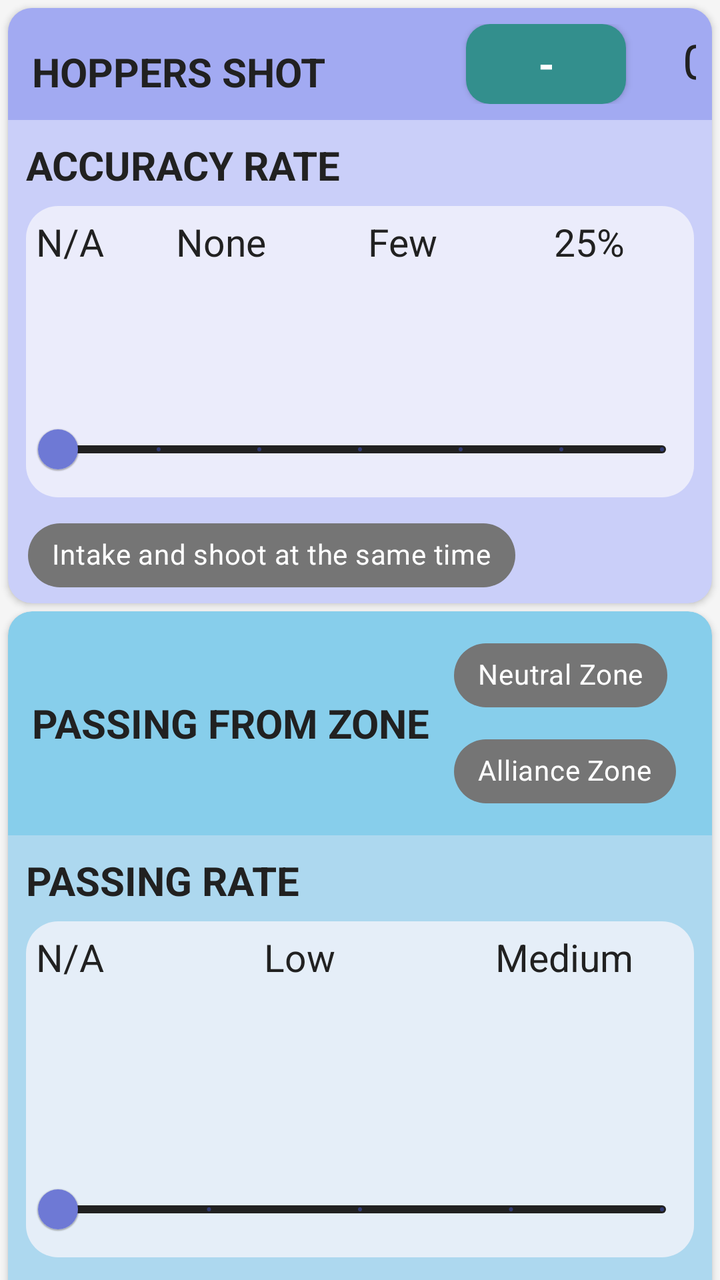
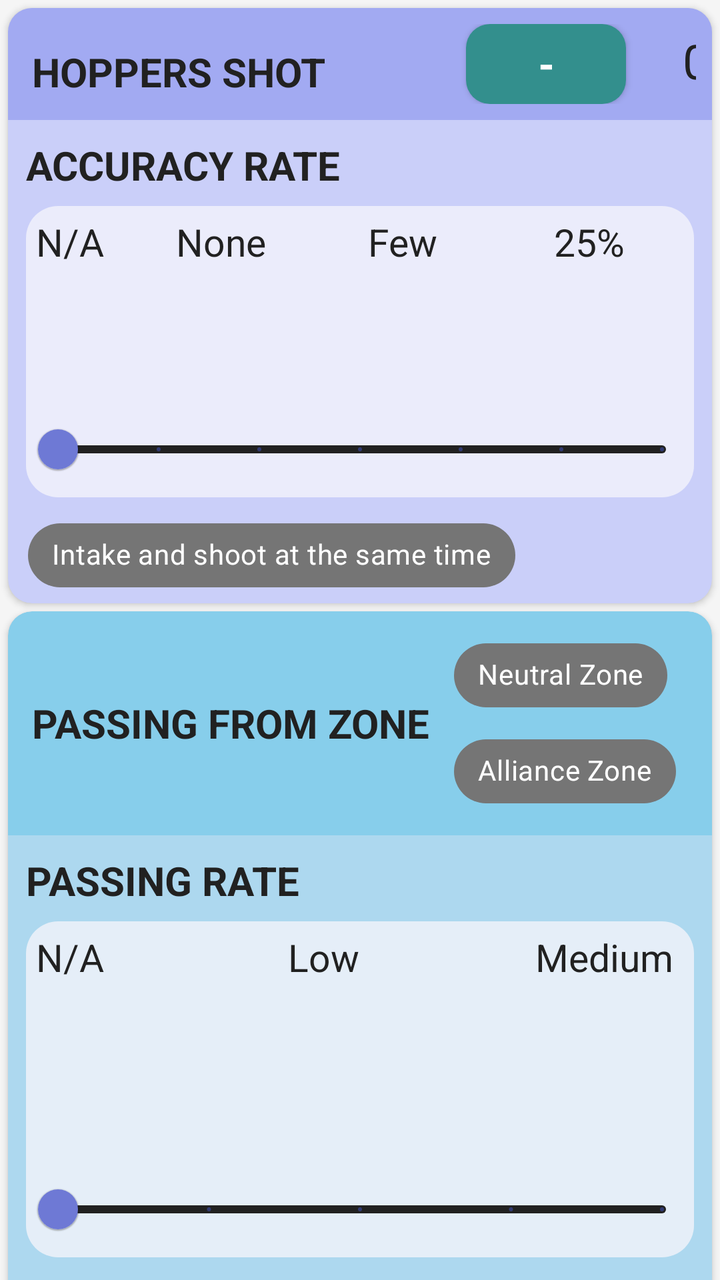

Two renders of the same Android screen: before a commit and after it. Below are the layout's source before the change and the commit's diff.
<!-- AndroidManifest.xml: application theme AppTheme -->
<!-- res/layout/teleop_fragment.xml -->
<?xml version="1.0" encoding="utf-8"?>
<androidx.constraintlayout.widget.ConstraintLayout xmlns:android="http://schemas.android.com/apk/res/android"
    xmlns:app="http://schemas.android.com/apk/res-auto"
    android:layout_width="match_parent"
    android:layout_height="match_parent">

    <androidx.core.widget.NestedScrollView
        android:layout_width="match_parent"
        android:layout_height="match_parent"
        android:fillViewport="true"
        android:clipToPadding="false"
        android:paddingBottom="@dimen/scouting_scroll_bottom_nav__margin">

        
        <LinearLayout
            android:layout_width="match_parent"
            android:layout_height="wrap_content"
            android:orientation="vertical">

            
            
            <com.google.android.material.card.MaterialCardView
                android:layout_width="match_parent"
                android:layout_height="wrap_content"
                android:layout_marginTop="@dimen/card_margin"
                android:layout_marginHorizontal="@dimen/card_margin"
                app:cardBackgroundColor="#CACFF9"
                app:cardCornerRadius="12dp"
                app:cardElevation="2dp">

                <LinearLayout
                    android:layout_width="match_parent"
                    android:layout_height="wrap_content"
                    android:orientation="vertical">

                    
                    <LinearLayout
                        android:layout_width="match_parent"
                        android:layout_height="wrap_content"
                        android:background="#A2AAF2"
                        android:orientation="horizontal"
                        android:padding="@dimen/section_padding">

                        <TextView
                            android:id="@+id/teleop_hopper_label"
                            android:layout_width="wrap_content"
                            android:layout_height="23dp"
                            android:layout_marginStart="4dp"
                            android:layout_marginTop="4dp"
                            android:text="@string/hoppers_shot"
                            android:textColor="@color/customTextPrimary"
                            android:textSize="@dimen/font_medium"
                            android:textStyle="bold" />

                        
                        <com.google.android.material.button.MaterialButton
                            android:id="@+id/teleop_hopper_decr_button"
                            android:layout_width="80dp"
                            android:layout_height="40dp"
                            android:layout_marginStart="70dp"
                            android:insetTop="0dp"
                            android:insetBottom="0dp"
                            android:padding="0dp"
                            android:text="@string/decrease"
                            android:textAlignment="center"
                            android:textColor="@android:color/white"
                            android:textSize="@dimen/font_medium"
                            app:backgroundTint="#338F8D"
                            android:textStyle="bold" />
                        

                        <TextView
                            android:id="@+id/teleop_hopper_total_text"
                            android:layout_width="70dp"
                            android:layout_height="wrap_content"
                            android:text="@string/hopper_count_total"
                            android:textAlignment="center"
                            android:textColor="@color/customTextPrimary"
                            android:textSize="@dimen/font_large" />

                        
                        <com.google.android.material.button.MaterialButton
                            android:id="@+id/teleop_hopper_incr_button"
                            android:layout_width="80dp"
                            android:layout_height="40dp"
                            android:insetTop="0dp"
                            android:insetBottom="0dp"
                            android:padding="0dp"
                            android:text="@string/increase"
                            android:textAlignment="center"
                            android:textColor="@android:color/white"
                            android:textSize="@dimen/font_medium"
                            app:backgroundTint="#338F8D"
                            android:textStyle="bold" />
                        

                    </LinearLayout>
                    

                    
                    <TextView
                        android:layout_width="wrap_content"
                        android:layout_height="wrap_content"
                        android:layout_marginStart="9dp"
                        android:layout_marginTop="9dp"
                        android:text="ACCURACY RATE"
                        android:textColor="@color/customTextPrimary"
                        android:textSize="@dimen/font_medium"
                        android:textStyle="bold" />

                    <LinearLayout
                        android:layout_width="match_parent"
                        android:layout_height="wrap_content"
                        android:layout_marginStart="9dp"
                        android:layout_marginTop="7dp"
                        android:layout_marginEnd="9dp"
                        android:layout_marginBottom="5dp"
                        android:background="@drawable/rounded_rect"
                        android:backgroundTint="#EBECFB"
                        android:orientation="vertical">

                        
                        <LinearLayout
                            android:layout_width="match_parent"
                            android:layout_height="wrap_content"
                            android:layout_marginTop="5dp"
                            android:orientation="horizontal">

                            <TextView
                                android:layout_width="wrap_content"
                                android:layout_height="wrap_content"
                                android:layout_marginStart="5dp"
                                android:text="N/A"
                                android:textColor="@color/customTextPrimary"
                                android:textSize="19sp" />

                            <TextView
                                android:layout_width="wrap_content"
                                android:layout_height="wrap_content"
                                android:layout_marginStart="36dp"
                                android:text="None"
                                android:textColor="@color/customTextPrimary"
                                android:textSize="19sp" />

                            <TextView
                                android:layout_width="wrap_content"
                                android:layout_height="wrap_content"
                                android:layout_marginStart="51dp"
                                android:text="Few"
                                android:textColor="@color/customTextPrimary"
                                android:textSize="19sp" />

                            <TextView
                                android:layout_width="wrap_content"
                                android:layout_height="wrap_content"
                                android:layout_marginStart="58dp"
                                android:text="25%"
                                android:textColor="@color/customTextPrimary"
                                android:textSize="19sp" />

                            <TextView
                                android:layout_width="wrap_content"
                                android:layout_height="wrap_content"
                                android:layout_marginStart="57dp"
                                android:text="50%"
                                android:textColor="@color/customTextPrimary"
                                android:textSize="19sp" />

                            <TextView
                                android:layout_width="wrap_content"
                                android:layout_height="wrap_content"
                                android:layout_marginStart="55dp"
                                android:text="75%"
                                android:textColor="@color/customTextPrimary"
                                android:textSize="19sp" />

                            <TextView
                                android:layout_width="wrap_content"
                                android:layout_height="wrap_content"
                                android:layout_marginStart="36dp"
                                android:text="Most"
                                android:textColor="@color/customTextPrimary"
                                android:textSize="19sp" />
                        </LinearLayout>
                        

                        
                        <LinearLayout
                            android:layout_width="match_parent"
                            android:layout_height="wrap_content">

                            <com.google.android.material.slider.Slider
                                android:id="@+id/teleop_hopper_accuracy_slider"
                                android:layout_width="match_parent"
                                android:layout_height="wrap_content"
                                android:stepSize="1.0"
                                android:value="0.0"
                                android:valueFrom="0.0"
                                android:valueTo="6.0"
                                app:labelBehavior="gone"
                                app:thumbColor="#6E79D5"
                                app:tickColorActive="#c64e34"
                                app:trackColorActive="@color/customTextPrimary"
                                app:trackColorInactive="@color/customTextPrimary" />

                        </LinearLayout>
                        
                    </LinearLayout>

                    
                        <com.google.android.material.chip.Chip
                            android:id="@+id/teleop_intake_shoot_chip"
                            style="@style/CustomChipStyle"
                            android:layout_width="wrap_content"
                            android:layout_height="wrap_content"
                            android:layout_marginStart="10dp"
                            android:text="@string/intake_while_shooting" />
                    

                </LinearLayout>
            </com.google.android.material.card.MaterialCardView>
            

            
            
            <com.google.android.material.card.MaterialCardView
                android:layout_width="match_parent"
                android:layout_height="wrap_content"
                android:layout_marginTop="@dimen/card_margin"
                android:layout_marginHorizontal="@dimen/card_margin"
                app:cardBackgroundColor="#87CEEB"
                app:cardCornerRadius="12dp"
                app:cardElevation="2dp">

                <LinearLayout
                    android:layout_width="match_parent"
                    android:layout_height="wrap_content"
                    android:orientation="vertical">

                    
                    <LinearLayout
                        android:layout_width="match_parent"
                        android:layout_height="wrap_content"
                        android:orientation="horizontal"
                        android:gravity="center_vertical"
                        android:padding="@dimen/section_padding">

                        <TextView
                            android:id="@+id/teleop_passing_zone_label"
                            android:layout_width="wrap_content"
                            android:layout_height="wrap_content"
                            android:layout_marginStart="4dp"
                            android:text="@string/passing_from_zone"
                            android:textColor="@color/customTextPrimary"
                            android:textSize="@dimen/font_medium"
                            android:textStyle="bold" />

                        
                        <com.google.android.material.chip.ChipGroup
                            android:id="@+id/teleop_pass_zone_chip_group"
                            android:layout_width="match_parent"
                            android:layout_height="wrap_content"
                            android:layout_marginStart="12dp"
                            app:chipSpacingHorizontal="12dp">

                            <com.google.android.material.chip.Chip
                                android:id="@+id/teleop_pass_nz_chip"
                                style="@style/CustomChipStyle"
                                android:layout_width="wrap_content"
                                android:layout_height="wrap_content"
                                android:text="@string/neutral_zone" />

                            <com.google.android.material.chip.Chip
                                android:id="@+id/teleop_pass_az_chip"
                                style="@style/CustomChipStyle"
                                android:layout_width="wrap_content"
                                android:layout_height="wrap_content"
                                android:text="@string/alliance_zone" />
                        </com.google.android.material.chip.ChipGroup>
                        

                    </LinearLayout>
                    

                    
                    <LinearLayout
                        android:layout_width="match_parent"
                        android:layout_height="wrap_content"
                        android:background="#ADD8EF"
                        android:orientation="vertical">

                        <TextView
                            android:id="@+id/teleop_passing_rate_label"
                            android:layout_width="wrap_content"
                            android:layout_height="wrap_content"
                            android:layout_marginStart="9dp"
                            android:layout_marginTop="9dp"
                            android:text="@string/passing_rate"
                            android:textColor="@color/customTextPrimary"
                            android:textSize="@dimen/font_medium"
                            android:textStyle="bold" />

                        <LinearLayout
                            android:layout_width="match_parent"
                            android:layout_height="wrap_content"
                            android:layout_marginStart="9dp"
                            android:layout_marginTop="7dp"
                            android:layout_marginEnd="9dp"
                            android:layout_marginBottom="5dp"
                            android:background="@drawable/rounded_rect"
                            android:backgroundTint="#E5EEF8"
                            android:orientation="vertical">

                            
                            <LinearLayout
                                android:layout_width="match_parent"
                                android:layout_height="wrap_content"
                                android:layout_marginTop="5dp"
                                android:orientation="horizontal">

                                <TextView
                                    android:layout_width="wrap_content"
                                    android:layout_height="wrap_content"
                                    android:layout_marginStart="5dp"
                                    android:text="N/A"
                                    android:textColor="@color/customTextPrimary"
                                    android:textSize="19sp" />

                                <TextView
                                    android:layout_width="wrap_content"
                                    android:layout_height="wrap_content"
                                    android:layout_marginStart="80dp"
                                    android:text="Low"
                                    android:textColor="@color/customTextPrimary"
                                    android:textSize="19sp" />

                                <TextView
                                    android:layout_width="wrap_content"
                                    android:layout_height="wrap_content"
                                    android:layout_marginStart="80dp"
                                    android:text="Medium"
                                    android:textColor="@color/customTextPrimary"
                                    android:textSize="19sp" />

                                <TextView
                                    android:layout_width="wrap_content"
                                    android:layout_height="wrap_content"
                                    android:layout_marginStart="80dp"
                                    android:text="Large"
                                    android:textColor="@color/customTextPrimary"
                                    android:textSize="19sp" />

                                <TextView
                                    android:layout_width="wrap_content"
                                    android:layout_height="wrap_content"
                                    android:layout_marginStart="75dp"
                                    android:text="Tons"
                                    android:textColor="@color/customTextPrimary"
                                    android:textSize="19sp" />

                            </LinearLayout>

                            

                            
                            <LinearLayout
                                android:layout_width="match_parent"
                                android:layout_height="wrap_content">

                                <com.google.android.material.slider.Slider
                                    android:id="@+id/teleop_passing_effectiveness_slider"
                                    android:layout_width="match_parent"
                                    android:layout_height="wrap_content"
                                    android:stepSize="1.0"
                                    android:value="0.0"
                                    android:valueFrom="0.0"
                                    android:valueTo="4.0"
                                    app:labelBehavior="gone"
                                    app:thumbColor="#6E79D5"
                                    app:tickColorActive="#c64e34"
                                    app:trackColorActive="@color/customTextPrimary"
                                    app:trackColorInactive="@color/customTextPrimary" />

                            </LinearLayout>
                            
                        </LinearLayout>
                        

                        
                        <com.google.android.material.chip.Chip
                            android:id="@+id/teleop_herded_fuel_chip"
                            style="@style/CustomChipStyle"
                            android:layout_width="wrap_content"
                            android:layout_height="wrap_content"
                            android:layout_marginStart="9dp"
                            android:text="@string/herded_lots_of_fuel" />
                        
                    </LinearLayout>
                </LinearLayout>
            </com.google.android.material.card.MaterialCardView>
            

            
            
            <com.google.android.material.card.MaterialCardView
                android:layout_width="match_parent"
                android:layout_height="wrap_content"
                android:layout_marginTop="@dimen/card_margin"
                android:layout_marginHorizontal="@dimen/card_margin"
                app:cardBackgroundColor="#adc7ee"
                app:cardCornerRadius="12dp"
                app:cardElevation="2dp">

                <LinearLayout
                    android:layout_width="match_parent"
                    android:layout_height="wrap_content"
                    android:orientation="vertical"
                    android:padding="@dimen/section_padding">

                    <TextView
                        android:id="@+id/teleop_defense_label"
                        android:layout_width="wrap_content"
                        android:layout_height="wrap_content"
                        android:layout_marginStart="4dp"
                        android:text="@string/defense"
                        android:textColor="@color/customTextPrimary"
                        android:textSize="@dimen/font_medium"
                        android:textStyle="bold" />

                    
                    <RadioGroup
                        android:id="@+id/teleop_defense_radio_group"
                        android:layout_width="match_parent"
                        android:layout_height="wrap_content"
                        android:paddingStart="4dp"
                        android:paddingEnd="4dp"
                        android:orientation="horizontal">

                        <com.google.android.material.radiobutton.MaterialRadioButton
                            android:id="@+id/teleop_defense_na"
                            android:layout_width="wrap_content"
                            android:layout_height="wrap_content"
                            android:layout_weight="1"
                            android:buttonTint="#051650"
                            android:text="@string/n_a"
                            android:textColor="@color/customTextPrimary"
                            android:textSize="@dimen/font_medium" />

                        <com.google.android.material.radiobutton.MaterialRadioButton
                            android:id="@+id/teleop_defense_low"
                            android:layout_width="wrap_content"
                            android:layout_height="wrap_content"
                            android:layout_weight="1"
                            android:buttonTint="#051650"
                            android:text="@string/low"
                            android:textColor="@color/customTextPrimary"
                            android:textSize="@dimen/font_medium" />

                        <com.google.android.material.radiobutton.MaterialRadioButton
                            android:id="@+id/teleop_defense_med_low"
                            android:layout_width="wrap_content"
                            android:layout_height="wrap_content"
                            android:layout_weight="1"
                            android:buttonTint="#051650"
                            android:text="@string/med_low"
                            android:textColor="@color/customTextPrimary"
                            android:textSize="@dimen/font_medium" />

                        <com.google.android.material.radiobutton.MaterialRadioButton
                            android:id="@+id/teleop_defense_medium"
                            android:layout_width="wrap_content"
                            android:layout_height="wrap_content"
                            android:layout_weight="1"
                            android:buttonTint="#051650"
                            android:text="@string/medium"
                            android:textColor="@color/customTextPrimary"
                            android:textSize="@dimen/font_medium" />

                        <com.google.android.material.radiobutton.MaterialRadioButton
                            android:id="@+id/teleop_defense_med_high"
                            android:layout_width="wrap_content"
                            android:layout_height="wrap_content"
                            android:layout_weight="1"
                            android:buttonTint="#051650"
                            android:text="@string/med_high"
                            android:textColor="@color/customTextPrimary"
                            android:textSize="@dimen/font_medium" />

                        <com.google.android.material.radiobutton.MaterialRadioButton
                            android:id="@+id/teleop_defense_high"
                            android:layout_width="wrap_content"
                            android:layout_height="wrap_content"
                            android:layout_weight="1"
                            android:buttonTint="#051650"
                            android:text="@string/high"
                            android:textColor="@color/customTextPrimary"
                            android:textSize="@dimen/font_medium" />
                    </RadioGroup>
                    

                </LinearLayout>
            </com.google.android.material.card.MaterialCardView>
            


            
            
            <LinearLayout
                android:id="@+id/teleop_photo_container"
                android:layout_width="589dp"
                android:layout_height="186dp"
                android:layout_gravity="center"
                android:layout_marginTop="@dimen/card_margin"
                android:background="@drawable/rebuilt_logo"
                android:orientation="horizontal">

            </LinearLayout>
            

        </LinearLayout>
        

    </androidx.core.widget.NestedScrollView>

</androidx.constraintlayout.widget.ConstraintLayout>
<!-- resources referenced by this layout -->
<resources>
  <color name="customTextPrimary">#212121</color>
  <dimen name="card_margin">4dp</dimen>
  <dimen name="font_large">24sp</dimen>
  <dimen name="font_medium">20sp</dimen>
  <dimen name="scouting_scroll_bottom_nav__margin">80dp</dimen>
  <dimen name="section_padding">8dp</dimen>
  <!-- drawable rounded_rect (drawable) -->
  <?xml version="1.0" encoding="utf-8"?>
  <shape xmlns:android="http://schemas.android.com/apk/res/android"
      android:shape="rectangle" >
  
      <solid android:color="#FFFFFF" />
  
      <corners
          android:topLeftRadius="16dp"
          android:topRightRadius="16dp"
          android:bottomLeftRadius="16dp"
          android:bottomRightRadius="16dp"/>
  
  </shape>
  <string name="alliance_zone">Alliance Zone</string>
  <string name="decrease">-</string>
  <string name="defense">DEFENSE</string>
  <string name="herded_lots_of_fuel">Herded a lot of fuel</string>
  <string name="high">High</string>
  <string name="hopper_count_total">0</string>
  <string name="hoppers_shot">HOPPERS SHOT</string>
  <string name="increase">+</string>
  <string name="intake_while_shooting">Intake and shoot at the same time</string>
  <string name="low">Low</string>
  <string name="med_high">M high</string>
  <string name="med_low">M low</string>
  <string name="medium">Medium</string>
  <string name="n_a">N/A</string>
  <string name="neutral_zone">Neutral Zone</string>
  <string name="passing_from_zone">PASSING FROM ZONE</string>
  <string name="passing_rate">PASSING RATE</string>
  <style name="CustomChipStyle" parent="Widget.MaterialComponents.Chip.Filter">
          <item name="chipBackgroundColor">@color/chip_background_color</item>
          <item name="android:textColor">@android:color/white</item>
          <item name="chipStartPadding">6dp</item>
          <item name="chipEndPadding">6dp</item>
          <item name="textStartPadding">6dp</item>
          <item name="textEndPadding">6dp</item>
      </style>
  <color name="colorPrimary">#3F51B5</color>
  <color name="colorPrimaryVariant">#303F9F</color>
  <color name="colorOnPrimary">#FFFFFF</color>
  <color name="colorSecondary">#FFD700</color>
  <color name="colorOnSecondary">#3F51B5</color>
  <color name="backgroundColor">#F5F5F5</color>
  <color name="surfaceColor">#FFFFFF</color>
  <color name="colorOnSurface">#212121</color>
  <color name="colorOnBackground">#212121</color>
  <color name="errorColor">#B00020</color>
  <color name="colorOnError">#FFFFFF</color>
  <style name="AppSubtitle2" parent="TextAppearance.MaterialComponents.Subtitle2">
          <item name="android:textColor">@color/textSecondary</item>
      </style>
  <style name="ShapeAppearance.App.SmallComponent" parent="ShapeAppearance.MaterialComponents.SmallComponent">
          <item name="cornerFamily">rounded</item>
          <item name="cornerSize">12dp</item>
      </style>
  <style name="ShapeAppearance.App.MediumComponent" parent="ShapeAppearance.MaterialComponents.MediumComponent">
          <item name="cornerFamily">rounded</item>
          <item name="cornerSize">12dp</item>
      </style>
  <style name="RadioButtonTight" parent="Widget.MaterialComponents.CompoundButton.RadioButton">
          <item name="android:paddingTop">2dp</item>
          <item name="android:paddingBottom">2dp</item>
          <item name="android:minHeight">0dp</item>
      </style>
  <color name="textSecondary">#757575</color>
  <!-- unchanged entries left out for length: 2 -->
</resources>

<!-- the commit's change to res/layout/teleop_fragment.xml (unified diff, before → after) -->
@@ -329,7 +329,7 @@
                                 <TextView
                                     android:layout_width="wrap_content"
                                     android:layout_height="wrap_content"
-                                    android:layout_marginStart="80dp"
+                                    android:layout_marginStart="92dp"
                                     android:text="Low"
                                     android:textColor="@color/customTextPrimary"
                                     android:textSize="19sp" />
@@ -337,7 +337,7 @@
                                 <TextView
                                     android:layout_width="wrap_content"
                                     android:layout_height="wrap_content"
-                                    android:layout_marginStart="80dp"
+                                    android:layout_marginStart="88dp"
                                     android:text="Medium"
                                     android:textColor="@color/customTextPrimary"
                                     android:textSize="19sp" />
@@ -345,7 +345,7 @@
                                 <TextView
                                     android:layout_width="wrap_content"
                                     android:layout_height="wrap_content"
-                                    android:layout_marginStart="80dp"
+                                    android:layout_marginStart="75dp"
                                     android:text="Large"
                                     android:textColor="@color/customTextPrimary"
                                     android:textSize="19sp" />
